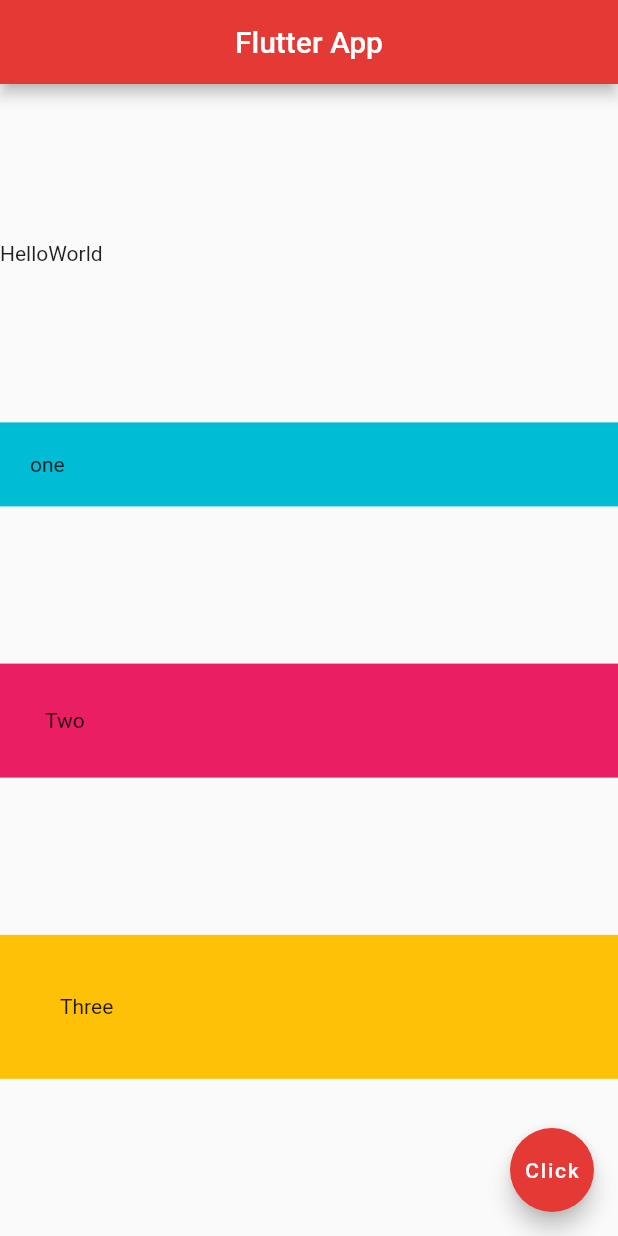
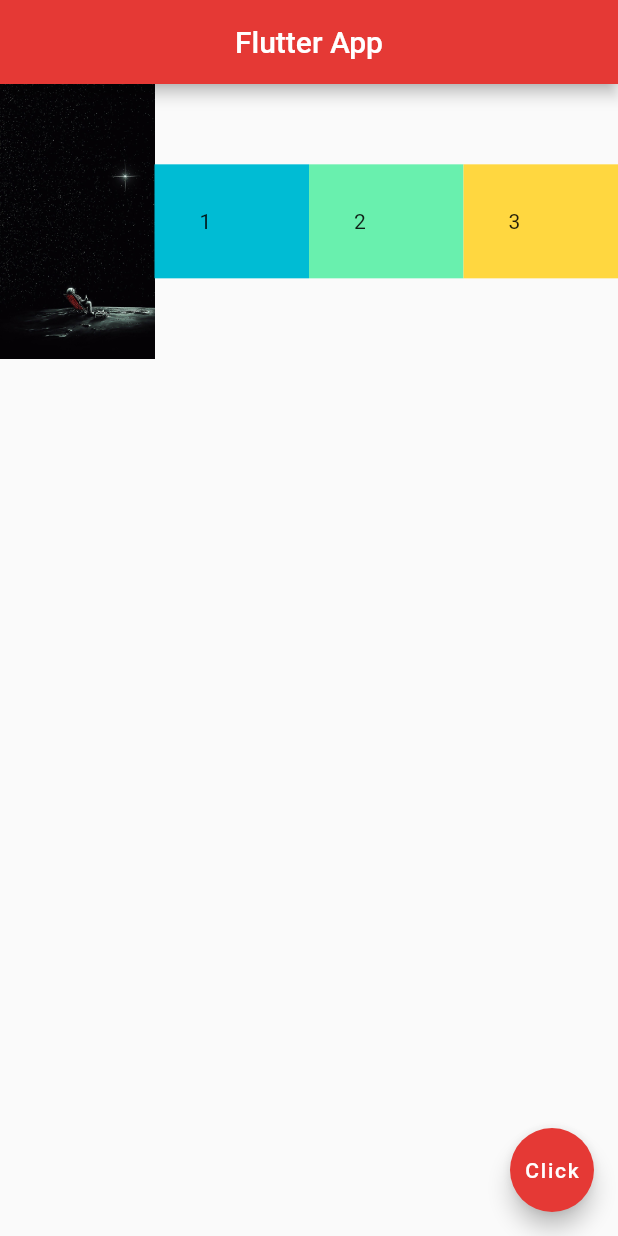
Before and after one commit to chopraji94/FlutterApp, a Flutter app: the screen it shows after launch, on a phone screen of 412 x 824 dp. Run offline on Flutter 3.47's test engine with Material 2 defaults, Android fonts, the phone set to English and light mode, and no system bars; Roboto replaces fonts that are missing (Flower).

Commit message:
Expanded Widget

```diff
--- a/lib/main.dart
+++ b/lib/main.dart
@@ -14,30 +14,46 @@ class AppHome extends StatelessWidget {
         centerTitle: true,
         backgroundColor: Colors.red[600],
       ),
-      body: Column(
-        mainAxisAlignment: MainAxisAlignment.spaceEvenly,
-        crossAxisAlignment: CrossAxisAlignment.stretch,
+      body: Row(
         children: <Widget>[
-          Row (
-            children: <Widget>[
-              Text('Hello'),
-              Text('World'),
-            ],
+          Expanded(
+              child: Image.asset('Assets/Space1.jpg')
           ),
-          Container(
-            padding: EdgeInsets.all(20.0),
-            color: Colors.cyan,
-            child: Text('one'),
+          Expanded(
+            child: Container(
+              padding: EdgeInsets.all(30.0),
+              color: Colors.cyan,
+              child: Text(
+                  '1',
+                style: TextStyle(
+                  fontFamily: 'Flower',
+                ),
+              ),
+            ),
           ),
-          Container(
-            padding: EdgeInsets.all(30.0),
-            color: Colors.pink,
-            child: Text('Two'),
+          Expanded(
+            child: Container(
+              padding: EdgeInsets.all(30.0),
+              color: Colors.greenAccent,
+              child: Text(
+                  '2',
+                style: TextStyle(
+                  fontFamily: 'Flower',
+                ),
+              ),
+            ),
           ),
-          Container(
-            padding: EdgeInsets.all(40.0),
-            color: Colors.amber,
-            child: Text('Three'),
+          Expanded(
+            child: Container(
+              padding: EdgeInsets.all(30.0),
+              color: Colors.amberAccent,
+              child: Text(
+                  '3',
+                style: TextStyle(
+                  fontFamily: 'Flower',
+                ),
+              ),
+            ),
           ),
         ],
       ),
```
